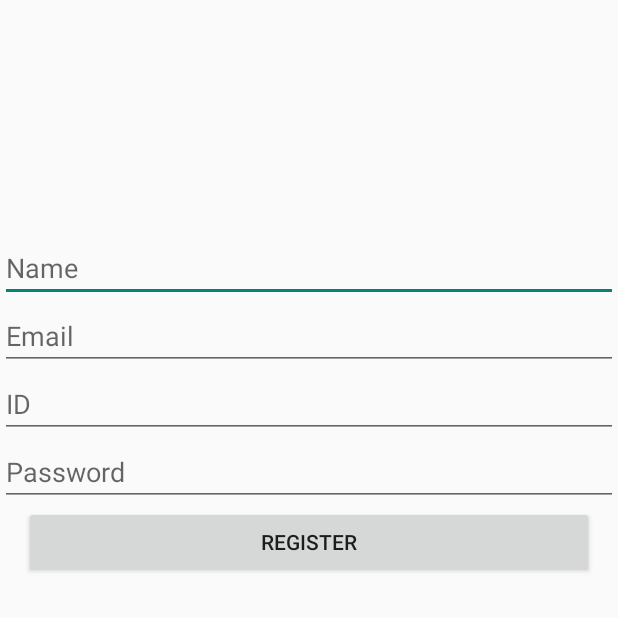
After one commit to MohamedAkl1/CCED19, an Android app: the RegisterActivity screen opened directly, with no data from a screen before it, on a phone screen of 412 x 824 dp, the top half of it. The commit adds this screen. Run offline under Robolectric (Android 15) with nearby library versions, the phone set to English and light mode, and no system bars; our stand-ins replace Firebase (no records; nobody signed in at launch, a user with empty details on screens opened directly).

Commit message:
Registering works with Firebase

```diff
--- a/app/build.gradle
+++ b/app/build.gradle
@@ -27,8 +27,12 @@ dependencies {
     compile 'com.android.support:appcompat-v7:25.1.0'
     compile 'com.android.support:design:25.1.0'
     compile 'com.google.firebase:firebase-auth:10.0.1'
+    compile 'com.android.support:support-v4:25.1.0'
+    compile 'com.google.firebase:firebase-database:10.0.1'
     testCompile 'junit:junit:4.12'
 }
 
 
+
+
 apply plugin: 'com.google.gms.google-services'
--- /dev/null
+++ b/app/src/main/java/akl/com/cced19/RegisterActivity.java
@@ -0,0 +1,106 @@
+package akl.com.cced19;
+
+import android.app.ProgressDialog;
+import android.os.Bundle;
+import android.support.annotation.NonNull;
+import android.support.v7.app.AppCompatActivity;
+import android.text.TextUtils;
+import android.view.View;
+import android.widget.Button;
+import android.widget.TextView;
+import android.widget.Toast;
+
+import com.google.android.gms.tasks.OnCompleteListener;
+import com.google.android.gms.tasks.Task;
+import com.google.firebase.auth.AuthResult;
+import com.google.firebase.auth.FirebaseAuth;
+
+import java.util.regex.Matcher;
+import java.util.regex.Pattern;
+
+public class RegisterActivity extends AppCompatActivity {
+
+    private TextView mNameTextView;
+    private TextView mEmailTextView;
+    private TextView mIdTextView;
+    private TextView mPasswordTextView;
+    private Button mRegisterButton;
+
+    private ProgressDialog mProgressDialog;
+
+    private FirebaseAuth mAuth;
+    private FirebaseAuth.AuthStateListener mAuthListener;
+
+    @Override
+    protected void onCreate(Bundle savedInstanceState) throws NumberFormatException {
+        super.onCreate(savedInstanceState);
+        setContentView(R.layout.activity_register);
+
+        mAuth = FirebaseAuth.getInstance();
+
+        mProgressDialog = new ProgressDialog(this);
+        mNameTextView = (TextView) findViewById(R.id.student_name);
+        mEmailTextView = (TextView) findViewById(R.id.student_email);
+        mIdTextView = (TextView) findViewById(R.id.student_id);
+        mPasswordTextView = (TextView) findViewById(R.id.student_password);
+        mRegisterButton = (Button) findViewById(R.id.student_register);
+        mRegisterButton.setOnClickListener(new View.OnClickListener() {
+            @Override
+            public void onClick(View view) {
+                registerUser(mNameTextView.getText().toString().trim(),mEmailTextView.getText().toString().trim(),mPasswordTextView.getText().toString().trim(),Integer.parseInt(mIdTextView.getText().toString().trim()));
+            }
+        });
+    }
+
+    private void registerUser(String name,String email,String password,int id){
+        if(TextUtils.isEmpty(email)|| !isEmailValid(email)){
+            Toast.makeText(getApplicationContext(),"Invalid Email",Toast.LENGTH_SHORT).show();
+            return;
+        }
+        if(TextUtils.isEmpty(password))
+        {
+            Toast.makeText(getApplicationContext(),"Invalid Password",Toast.LENGTH_SHORT).show();
+            return;
+        }
+        if(TextUtils.isEmpty(mIdTextView.getText().toString().trim())|| id > 5000)
+        {
+            Toast.makeText(getApplicationContext(),"Invalid ID",Toast.LENGTH_SHORT).show();
+            return;
+        }
+        if(TextUtils.isEmpty(name))
+        {
+            Toast.makeText(getApplicationContext(),"Invalid Name",Toast.LENGTH_SHORT).show();
+            return;
+        }
+        mProgressDialog.setMessage("Registering");
+        mProgressDialog.show();
+        mAuth.createUserWithEmailAndPassword(email,password).addOnCompleteListener(this, new OnCompleteListener<AuthResult>() {
+            @Override
+            public void onComplete(@NonNull Task<AuthResult> task) {
+                if(task.isSuccessful()){
+                    mProgressDialog.dismiss();
+                    Toast.makeText(getApplicationContext(),"Successfully Registered!",Toast.LENGTH_SHORT).show();
+                }
+                else{
+                    mProgressDialog.dismiss();
+                    Toast.makeText(getApplicationContext(),"Error Occured",Toast.LENGTH_SHORT).show();
+                }
+            }
+        });
+        Student mStudent = new Student(id,name,email);
+    }
+
+    public static boolean isEmailValid(String email) {
+        boolean isValid = false;
+
+        String expression = "^[\\w\\.-]+@([\\w\\-]+\\.)+[A-Z]{2,4}$";
+        CharSequence inputStr = email;
+
+        Pattern pattern = Pattern.compile(expression, Pattern.CASE_INSENSITIVE);
+        Matcher matcher = pattern.matcher(inputStr);
+        if (matcher.matches()) {
+            isValid = true;
+        }
+        return isValid;
+    }
+}
--- /dev/null
+++ b/app/src/main/res/layout/activity_register.xml
@@ -0,0 +1,57 @@
+<?xml version="1.0" encoding="utf-8"?>
+<RelativeLayout
+    xmlns:android="http://schemas.android.com/apk/res/android"
+    xmlns:tools="http://schemas.android.com/tools"
+    android:id="@+id/activity_register"
+    android:layout_width="match_parent"
+    android:layout_height="match_parent"
+    android:layout_centerVertical="true"
+    tools:context="akl.com.cced19.RegisterActivity">
+
+    <EditText
+        android:layout_width="match_parent"
+        android:layout_height="wrap_content"
+        android:hint="@string/student_name"
+        android:layout_alignParentTop="true"
+        android:layout_alignParentStart="true"
+        android:layout_marginTop="156dp"
+        android:id="@+id/student_name"
+        />
+
+    <EditText
+        android:layout_width="match_parent"
+        android:layout_height="wrap_content"
+        android:hint="@string/email_hint"
+        android:inputType="textEmailAddress"
+        android:id="@+id/student_email"
+        android:layout_below="@id/student_name"
+        />
+
+    <EditText
+        android:layout_width="match_parent"
+        android:layout_height="wrap_content"
+        android:id="@+id/student_id"
+        android:hint="@string/id"
+        android:layout_below="@id/student_email"/>
+
+    <EditText
+        android:layout_width="match_parent"
+        android:layout_height="wrap_content"
+        android:layout_below="@id/student_id"
+        android:hint="@string/password_hint"
+        android:id="@+id/student_password"
+        android:inputType="textPassword"/>
+
+    <Button
+        android:layout_width="match_parent"
+        android:layout_height="wrap_content"
+        android:layout_marginRight="16dp"
+        android:layout_marginLeft="16dp"
+        android:id="@+id/student_register"
+        android:layout_below="@id/student_password"
+        android:text="@string/student_register"/>
+
+
+
+
+</RelativeLayout>
--- a/app/src/main/res/values/strings.xml
+++ b/app/src/main/res/values/strings.xml
@@ -2,21 +2,11 @@
     <string name="app_name">CCED19</string>
     <string name="welcoming_message">Welcome to</string>
     <string name="cced19">CCED19</string>
-    <string name="student_signin">Sign in / Register</string>
+    <string name="id">ID</string>
+    <string name="student_name">Name</string>
+    <string name="student_signin">Sign in</string>
+    <string name="student_register">Register</string>
     <string name="admin">Admin</string>
-    <string name="title_activity_signin_register">Sign in</string>
-
-    <!-- Strings related to login -->
-    <string name="prompt_id">ID</string>
-    <string name="prompt_password">Password</string>
-    <string name="action_sign_in">Sign in</string>
-    <string name="action_sign_in_short">Sign in</string>
-    <string name="error_invalid_email">This email address is invalid</string>
-    <string name="error_invalid_password">This password is too short</string>
-    <string name="error_incorrect_password">This password is incorrect</string>
-    <string name="error_field_required">This field is required</string>
-    <string name="permission_rationale">"Contacts permissions are needed for providing email
-        completions."
-    </string>
-    <string name="register">Register</string>
+    <string name="email_hint">Email</string>
+    <string name="password_hint">Password</string>
 </resources>
```
Also changed, not shown: app/src/main/AndroidManifest.xml (+6 -1 lines), app/src/main/java/akl/com/cced19/AdminActivity.java (added, +13 -0 lines), app/src/main/java/akl/com/cced19/MainActivity.java (+26 -5 lines), app/src/main/java/akl/com/cced19/SigninActivity.java (added, +32 -0 lines), app/src/main/java/akl/com/cced19/Student.java (added, +51 -0 lines), app/src/main/java/akl/com/cced19/Subject.java (added, +8 -0 lines), app/src/main/res/layout/activity_admin.xml (added, +14 -0 lines), app/src/main/res/layout/activity_main.xml (+8 -3 lines), app/src/main/res/layout/activity_signin.xml (added, +39 -0 lines).
